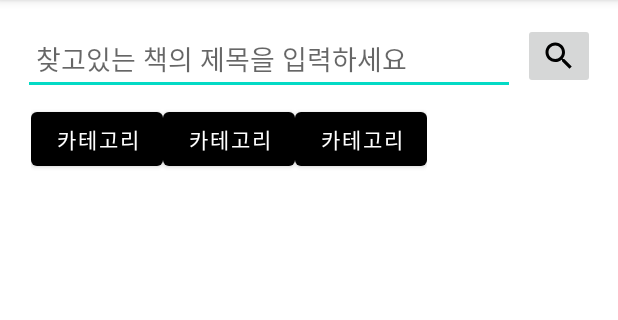
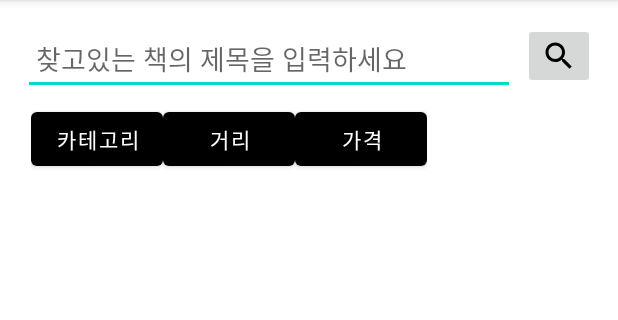
Before and after one commit to Secondhand-book-exchange/book, an Android app: the screen it shows after launch once a user with an empty profile is signed in (SearchActivity), item 2 of the bottom bar chosen, on a phone screen of 412 x 824 dp, the part 84-404 px from its top. Run offline under Robolectric (Android 15) with nearby library versions, the phone set to English and light mode, and no system bars; our stand-ins replace Firebase (no records; nobody signed in at launch, a user with empty details on screens opened directly); pictures from the network do not load; 7 statements that could not run were skipped.

Commit message:
what i doing

```diff
--- a/app/src/main/java/com/sangwon/example/bookapp/BookInfoActivity.kt
+++ b/app/src/main/java/com/sangwon/example/bookapp/BookInfoActivity.kt
@@ -17,7 +17,7 @@ class BookInfoActivity : AppCompatActivity(), View.OnClickListener {
         setContentView(binding.root)
 
         val intent = intent
-        binding.BookTitle.text = intent.getStringExtra("BookTitle")
+        binding.bookTitle.text = intent.getStringExtra("BookTitle")
         binding.Author.text = intent.getStringExtra("Author")
         binding.ISBN.text = intent.getStringExtra("ISBN")
         binding.Subscript.text = intent.getStringExtra("Subscript")
--- a/app/src/main/res/layout/activity_search.xml
+++ b/app/src/main/res/layout/activity_search.xml
@@ -52,15 +52,15 @@
                 android:layout_height="wrap_content"
                 android:text="카테고리"/>
             <Button
-                android:id="@+id/category"
+                android:id="@+id/distance"
                 android:layout_width="wrap_content"
                 android:layout_height="wrap_content"
-                android:text="카테고리"/>
+                android:text="거리"/>
             <Button
-                android:id="@+id/category"
+                android:id="@+id/price"
                 android:layout_width="wrap_content"
                 android:layout_height="wrap_content"
-                android:text="카테고리"/>
+                android:text="가격"/>
         </LinearLayout>
     </HorizontalScrollView>
     <FrameLayout
--- a/app/src/main/res/layout/activity_user_info.xml
+++ b/app/src/main/res/layout/activity_user_info.xml
@@ -76,7 +76,8 @@
         android:layout_marginStart="28dp"
         android:layout_marginTop="-10dp"
         android:layout_toEndOf="@id/phoneNumberTextView"
-        android:hint="전화번호" />
+        android:hint="전화번호"
+        android:inputType="phone"/>
 
     <Button
         android:id="@+id/saveButton"
```
Also changed, not shown: app/src/main/java/com/sangwon/example/bookapp/BookRegisterActivity.kt (+19 -16 lines), app/src/main/java/com/sangwon/example/bookapp/LoginActivity.kt (+20 -17 lines), app/src/main/java/com/sangwon/example/bookapp/SignUpActivity.kt (+26 -29 lines).
